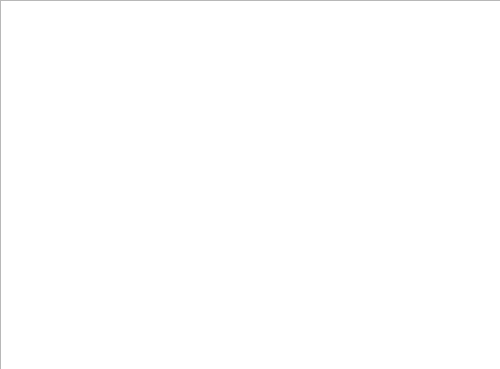
Before: the Qt Designer form Sadikshya/viewproduct.ui in psaishya/The-Winkel, drawn with Qt 5.
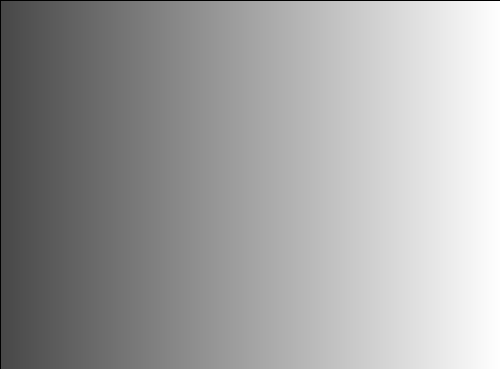
After: the same form once the commit is applied. Icons and pictures are not drawn.

Patch:
```diff
--- a/Sadikshya/viewproduct.ui
+++ b/Sadikshya/viewproduct.ui
@@ -22,6 +22,15 @@
      <height>371</height>
     </rect>
    </property>
+   <property name="font">
+    <font>
+     <family>Audiowide</family>
+    </font>
+   </property>
+   <property name="styleSheet">
+    <string notr="true">background-color: qlineargradient(spread:pad, x1:0, y1:0, x2:1, y2:0, stop:0 rgba(0, 0, 0, 255), stop:1 rgba(255, 255, 255, 255));
+background-color: qlineargradient(spread:pad, x1:0, y1:0, x2:1, y2:0, stop:0 rgba(71, 71, 71, 255), stop:1 rgba(255, 255, 255, 255));</string>
+   </property>
   </widget>
  </widget>
  <resources/>
```
Left out of the diff: 6 changed lines with no effect on the pictures.
